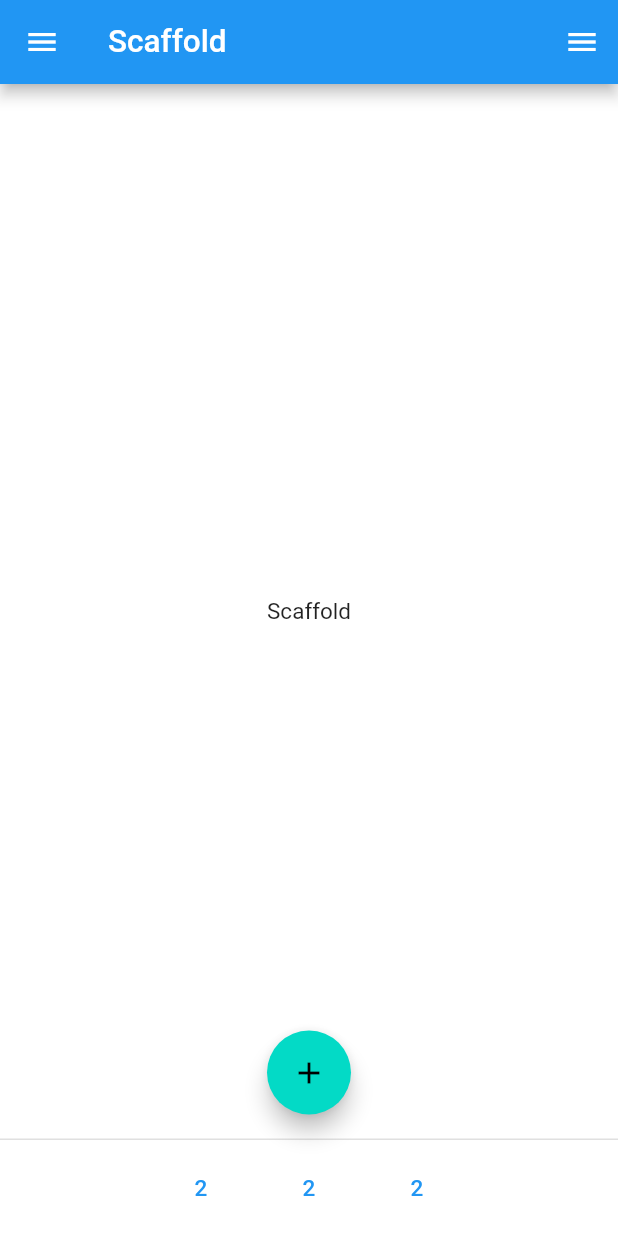
After one commit to LuckyLi706/flutter_example_learn, a Flutter app: the screen it shows after launch, after a tap on "Scaffold", on a phone screen of 412 x 824 dp. The commit adds this screen. Run offline on Flutter 3.47's test engine with Material 2 defaults, Android fonts, the phone set to English and light mode, and no system bars; our stand-ins replace fluttertoast; missing offline and left inert: dart:ffi, window_manager.

Commit message:
Isolate & Scaffold

```diff
--- a/lib/l10n/intl_en.arb
+++ b/lib/l10n/intl_en.arb
@@ -8,5 +8,8 @@
   "locale_change": "changeLocale",
   "route": "Route",
   "static_route": "static route",
-  "dynamic_route": "dynamic route"
+  "dynamic_route": "dynamic route",
+  "route_animation": "route animation",
+  "other": "other",
+  "multi_thread": "multi thread"
 }
--- a/lib/l10n/intl_zh_CN.arb
+++ b/lib/l10n/intl_zh_CN.arb
@@ -8,5 +8,8 @@
   "current_language": "当前语言",
   "locale_change": "语言切换",
   "static_route": "静态路由",
-  "dynamic_route": "动态路由"
+  "dynamic_route": "动态路由",
+  "route_animation": "路由动画",
+  "other": "其他",
+  "multi_thread": "多线程"
 }
--- a/lib/main.dart
+++ b/lib/main.dart
@@ -1,4 +1,5 @@
 import 'package:flutter/material.dart';
+import 'package:flutter/services.dart';
 import 'package:flutter_example_learn/constants.dart';
 import 'package:flutter_example_learn/routes/new_route_observer.dart';
 import 'package:flutter_example_learn/routes/route_helper.dart';
@@ -96,7 +97,7 @@ class MyApp extends StatelessWidget {
       // color: Colors.yellow,
       theme: Provider.of<ChangeThemeNotifier>(context).themeData,
 
-      ///国际化
+      ///国际化（使用AndroidStudio 里面的Flutter Intl的插件）
       locale: Provider.of<ChangeLocaleNotifier>(context).locale,
       localizationsDelegates: const [
         S.delegate,
@@ -116,6 +117,46 @@ class MyApp extends StatelessWidget {
           return locale;
         }
       },
+
+      ///调试模式是否显示 Material 网格，不知道有什么用
+      debugShowMaterialGrid: false,
+
+      ///会展示GPU、CPU的统计信息
+      ///https://flutter.cn/docs/perf/ui-performance（官网性能分析）
+      showPerformanceOverlay: false,
+      checkerboardRasterCacheImages: false,
+      checkerboardOffscreenLayers: false,
+
+      ///显示语义调试器，会把组件外观显示为外框模式；
+      showSemanticsDebugger: false,
+
+      ///调试模式是否显示 DEBUG 横幅
+      debugShowCheckedModeBanner: true,
+
+      ///键盘快捷键，暂时未研究作用
+      shortcuts: <ShortcutActivator, Intent>{
+        ...WidgetsApp.defaultShortcuts,
+        const SingleActivator(LogicalKeyboardKey.select):
+            const ActivateIntent(),
+      },
+
+      ///暂时不知道用途
+      actions: <Type, Action<Intent>>{
+        ...WidgetsApp.defaultActions,
+        ActivateAction: CallbackAction<Intent>(
+          onInvoke: (Intent intent) {
+            // Do something here...
+            return null;
+          },
+        ),
+      },
+
+      ///滑动的行为，暂时不知道用途
+      scrollBehavior: ScrollConfiguration.of(context).copyWith(
+        physics: const BouncingScrollPhysics(
+          parent: AlwaysScrollableScrollPhysics(),
+        ),
+      ),
       // home: const MaterialAppPage(),
     );
   }
--- a/lib/routes/route_helper.dart
+++ b/lib/routes/route_helper.dart
@@ -1,7 +1,10 @@
 import 'package:flutter/material.dart';
+import 'package:flutter_example_learn/anim/route_anim.dart';
 import 'package:flutter_example_learn/constants.dart';
 import 'package:flutter_example_learn/ui/main/page/main_page.dart';
 import 'package:flutter_example_learn/ui/no_found_page.dart';
+import 'package:flutter_example_learn/ui/route/page/route_animation_page.dart';
+import 'package:flutter_example_learn/ui/route/page/route_animation_test_page.dart';
 import 'package:flutter_example_learn/ui/route/page/route_page.dart';
 import 'package:flutter_example_learn/ui/route/page/route_test_page.dart';
 import 'package:flutter_example_learn/ui/widget/page/material_app_page.dart';
@@ -21,6 +24,12 @@ class RouteHelper {
   ///路由页面
   static const String routePage = '/route';
 
+  ///路由动画页面
+  static const String routeAnimPage = '/routeAnim';
+
+  ///路由动画测试页面
+  static const String routeAnimTestPage = '/routeTestAnim';
+
   ///静态路由页面
   static const String staticRoutePage = '/staticRoute';
 
@@ -38,6 +47,8 @@ class RouteHelper {
     homePage: (context) => const MainPage(),
     materialAppPage: (context) => const MaterialAppPage(),
     routePage: (context) => const RoutePage(),
+    routeAnimPage: (context) => const RouteAnimationPage(),
+    routeAnimTestPage: (context) => const RouteAnimationTestPage(),
     staticRouteTestPage: (context) => const RouteTestPage(),
     noFoundPage: (context) => const NoFoundPage()
   };
@@ -47,6 +58,9 @@ class RouteHelper {
     // return ScaleRoute(page: routes[settings.name!]!(Constants.navigatorGlobalKey.currentContext!),settings: settings);
     if (settings.name == null || routes[settings.name] == null) {
       return null;
+    }
+    if (settings.name == routeAnimTestPage) {
+      return SlideRightRoute(page: const RouteAnimationTestPage());
     }
     return MaterialPageRoute<T>(
       settings: settings,
@@ -78,37 +92,3 @@ class RouteHelper {
     );
   }
 }
-
-class ScaleRoute extends PageRouteBuilder {
-  final Widget page;
-  @override
-  final RouteSettings settings;
-
-  ScaleRoute({required this.page, required this.settings})
-      : super(
-          pageBuilder: (
-            BuildContext context,
-            Animation<double> animation,
-            Animation<double> secondaryAnimation,
-          ) =>
-              page,
-          transitionsBuilder: (
-            BuildContext context,
-            Animation<double> animation,
-            Animation<double> secondaryAnimation,
-            Widget child,
-          ) =>
-              ScaleTransition(
-            scale: Tween<double>(
-              begin: 0.0,
-              end: 1.0,
-            ).animate(
-              CurvedAnimation(
-                parent: animation,
-                curve: Curves.fastOutSlowIn,
-              ),
-            ),
-            child: child,
-          ),
-        );
-}
--- a/lib/ui/main/page/main_page.dart
+++ b/lib/ui/main/page/main_page.dart
@@ -4,6 +4,8 @@ import 'package:flutter_example_learn/common/widget/common_button.dart';
 import 'package:flutter_example_learn/common/widget/common_text.dart';
 import 'package:flutter_example_learn/generated/l10n.dart';
 import 'package:flutter_example_learn/routes/route_helper.dart';
+import 'package:flutter_example_learn/ui/other/pages/Isolate_page.dart';
+import 'package:flutter_example_learn/ui/widget/page/scaffold_page.dart';
 
 /// @Classname main_dart
 /// @Date 2023/7/29 21:29
@@ -30,15 +32,26 @@ class _MainPageState extends BasePageState<MainPage> {
           //RouteHelper.push(const MaterialAppPage());
           Navigator.of(context).pushNamed(RouteHelper.materialAppPage);
         }),
+        CommonButton('Scaffold', () {
+          //RouteHelper.push(const MaterialAppPage());
+          Navigator.of(context).push(
+              MaterialPageRoute(builder: (route) => const ScaffoldPage()));
+        }),
         CommonText(S.of(context).route),
         CommonButton(S.of(context).static_dynamic_route, () {
           //RouteHelper.push(const MaterialAppPage());
           Navigator.of(context).pushNamed(RouteHelper.routePage);
         }),
-        // CommonButton('动态路由', () {
-        //   //RouteHelper.push(const MaterialAppPage());
-        //   Navigator.of(context).pushNamed('222', arguments: {'222': '222'});
-        // }),
+        CommonButton(S.of(context).route_animation, () {
+          //RouteHelper.push(const MaterialAppPage());
+          Navigator.of(context).pushNamed(RouteHelper.routeAnimPage);
+        }),
+        CommonText(S.of(context).other),
+        CommonButton(S.of(context).multi_thread, () {
+          Navigator.of(context).push(MaterialPageRoute(builder: (route) {
+            return const IsolatePage();
+          }));
+        }),
       ],
     );
   }
--- /dev/null
+++ b/lib/ui/route/page/route_animation_page.dart
@@ -0,0 +1,50 @@
+import 'package:flutter/material.dart';
+import 'package:flutter_example_learn/anim/route_anim.dart';
+import 'package:flutter_example_learn/base/base_page_state.dart';
+import 'package:flutter_example_learn/common/widget/common_button.dart';
+import 'package:flutter_example_learn/generated/l10n.dart';
+import 'package:flutter_example_learn/routes/route_helper.dart';
+import 'package:flutter_example_learn/ui/route/page/route_animation_test_page.dart';
+
+/// @Author   lijie@baidu-mgame.com
+/// @Date     2023/8/15 17:11
+/// @Description
+class RouteAnimationPage extends StatefulWidget {
+  const RouteAnimationPage({super.key});
+
+  @override
+  State<RouteAnimationPage> createState() {
+    return _RouteAnimationPageState();
+  }
+}
+
+class _RouteAnimationPageState extends BasePageState<RouteAnimationPage> {
+  @override
+  Widget initWidget() {
+    return Column(
+      children: [
+        CommonButton('滑动动画', () {
+          Navigator.of(context).pushNamed(RouteHelper.routeAnimTestPage);
+        }),
+        CommonButton('缩放动画', () {
+          Navigator.of(context)
+              .push(ScaleRoute(page: const RouteAnimationTestPage()));
+        }),
+        CommonButton('旋转动画', () {
+          Navigator.of(context)
+              .push(RotationRoute(page: const RouteAnimationTestPage()));
+        }),
+        CommonButton('渐变动画', () {
+          Navigator.of(context).push(FadeRoute(builder: (BuildContext context) {
+            return const RouteAnimationTestPage();
+          }));
+        })
+      ],
+    );
+  }
+
+  @override
+  String appBarTitle() {
+    return S.of(context).route_animation;
+  }
+}
--- /dev/null
+++ b/lib/ui/route/page/route_animation_test_page.dart
@@ -0,0 +1,26 @@
+import 'package:flutter/widgets.dart';
+import 'package:flutter_example_learn/base/base_page_state.dart';
+
+/// @Author   lijie@baidu-mgame.com
+/// @Date     2023/8/15 17:39
+/// @Description  路由动画
+class RouteAnimationTestPage extends StatefulWidget {
+  const RouteAnimationTestPage({super.key});
+
+  @override
+  State<RouteAnimationTestPage> createState() {
+    return _RouteAnimPageState();
+  }
+}
+
+class _RouteAnimPageState extends BasePageState<RouteAnimationTestPage> {
+  @override
+  Widget initWidget() {
+    return Container();
+  }
+
+  @override
+  String appBarTitle() {
+    return '路由动画测试页面';
+  }
+}
--- /dev/null
+++ b/lib/ui/widget/page/scaffold_page.dart
@@ -0,0 +1,79 @@
+import 'package:flutter/material.dart';
+
+/// @Author   lijie@baidu-mgame.com
+/// @Date     2023/8/15 18:24
+/// @Description  Scaffold详情
+class ScaffoldPage extends StatefulWidget {
+  const ScaffoldPage({super.key});
+
+  @override
+  State<StatefulWidget> createState() {
+    return _ScaffoldPage();
+  }
+}
+
+class _ScaffoldPage extends State<ScaffoldPage> {
+  final String name = 'Scaffold';
+
+  @override
+  Widget build(BuildContext context) {
+    return Scaffold(
+      ///顶部的appbar
+      appBar: AppBar(title: Text(name)),
+
+      ///内容
+      body: Center(
+        child: Text(
+          name,
+        ),
+      ),
+
+      ///展示悬浮按钮
+      floatingActionButton: FloatingActionButton(
+        onPressed: () {},
+        child: const Icon(Icons.add),
+      ),
+
+      ///悬浮按钮展示的位置，FloatingActionButtonLocation是个抽象类，可以具体实现去做处理，StandardFabLocation实现了
+      floatingActionButtonLocation: FloatingActionButtonLocation.centerFloat,
+
+      ///悬浮按钮移动的动画，没具体研究
+      floatingActionButtonAnimator: FloatingActionButtonAnimator.scaling,
+
+      ///在底部呈现一组button，显示于[bottomNavigationBar]之上，[body]之下
+      persistentFooterButtons: [
+        TextButton(onPressed: () {}, child: Text('2')),
+        TextButton(onPressed: () {}, child: Text('2')),
+        TextButton(onPressed: () {}, child: Text('2')),
+      ],
+
+      ///一组button所处的位置，默认在右下角
+      persistentFooterAlignment: AlignmentDirectional.center,
+
+      ///左边侧滑栏
+      drawer: const Drawer(
+        child: Column(
+          children: [
+            DrawerHeader(
+              decoration: BoxDecoration(
+                color: Colors.lightBlueAccent,
+              ),
+              child: Center(
+                child: SizedBox(
+                  width: 60.0,
+                  height: 60.0,
+                  child: CircleAvatar(
+                    child: Text('R'),
+                  ),
+                ),
+              ),
+            ),
+          ],
+        ),
+      ),
+
+      ///右边侧划栏
+      endDrawer: Drawer(),
+    );
+  }
+}
--- a/pubspec.yaml
+++ b/pubspec.yaml
@@ -42,6 +42,7 @@ dependencies:
     git:
       url: https://github.com/leanflutter/window_manager.git
       ref: main
+  fluttertoast: ^8.2.2
 
 dev_dependencies:
   flutter_test:
```
Also changed, not shown: lib/anim/route_anim.dart (added, +141 -0 lines), lib/ui/other/pages/Isolate_page.dart (added, +250 -0 lines), lib/util/toast_util.dart (added, +22 -0 lines), lib/generated/intl/messages_en.dart, lib/generated/intl/messages_zh_CN.dart, lib/generated/l10n.dart, pubspec.lock.
